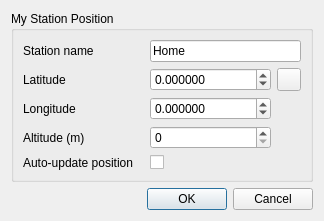
First picture: the form in sdrgui/gui/myposdialog.ui, repository lirikanmatadewa/sdrangel, before the edit.
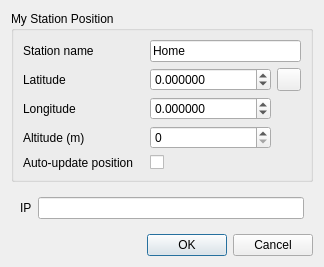
Second picture: the form after the edit. Icons and pictures are not drawn.

Patch:
```diff
--- a/sdrgui/gui/myposdialog.ui
+++ b/sdrgui/gui/myposdialog.ui
@@ -7,7 +7,7 @@
     <x>0</x>
     <y>0</y>
     <width>324</width>
-    <height>219</height>
+    <height>267</height>
    </rect>
   </property>
   <property name="font">
@@ -20,16 +20,6 @@
    <string>My Position</string>
   </property>
   <layout class="QGridLayout" name="gridLayout">
-   <item row="1" column="0">
-    <widget class="QDialogButtonBox" name="buttonBox">
-     <property name="orientation">
-      <enum>Qt::Horizontal</enum>
-     </property>
-     <property name="standardButtons">
-      <set>QDialogButtonBox::Cancel|QDialogButtonBox::Ok</set>
-     </property>
-    </widget>
-   </item>
    <item row="0" column="0">
     <widget class="QGroupBox" name="groupBox">
      <property name="title">
@@ -150,6 +140,42 @@
      </layout>
     </widget>
    </item>
+   <item row="2" column="0">
+    <widget class="QDialogButtonBox" name="buttonBox">
+     <property name="orientation">
+      <enum>Qt::Horizontal</enum>
+     </property>
+     <property name="standardButtons">
+      <set>QDialogButtonBox::Cancel|QDialogButtonBox::Ok</set>
+     </property>
+    </widget>
+   </item>
+   <item row="1" column="0">
+    <layout class="QGridLayout" name="gridLayout_3" rowstretch="0,0,0" columnstretch="0,0" rowminimumheight="0,0,0" columnminimumwidth="0,0">
+     <property name="leftMargin">
+      <number>9</number>
+     </property>
+     <property name="topMargin">
+      <number>9</number>
+     </property>
+     <property name="rightMargin">
+      <number>9</number>
+     </property>
+     <property name="bottomMargin">
+      <number>9</number>
+     </property>
+     <item row="1" column="0">
+      <widget class="QLabel" name="ipLabel">
+       <property name="text">
+        <string>IP</string>
+       </property>
+      </widget>
+     </item>
+     <item row="1" column="1">
+      <widget class="QLineEdit" name="ipDevice"/>
+     </item>
+    </layout>
+   </item>
   </layout>
  </widget>
  <tabstops>
```
Left out of the diff: 110 changed lines with no effect on the pictures.
